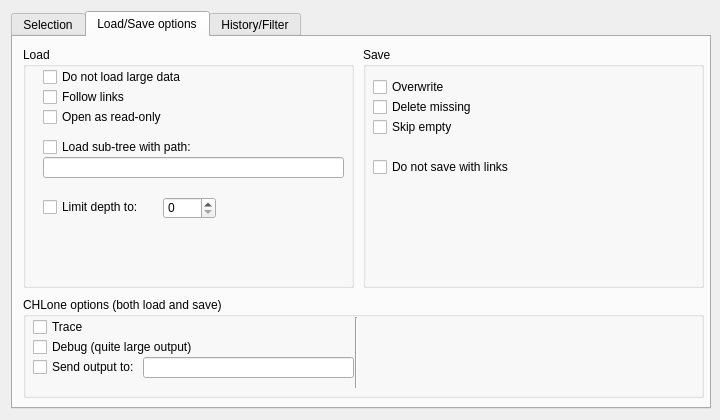
Before: the Qt Designer form CGNS/NAV/T/Q7FileWindow.ui in pyCGNS/pyCGNS, drawn with Qt 5.
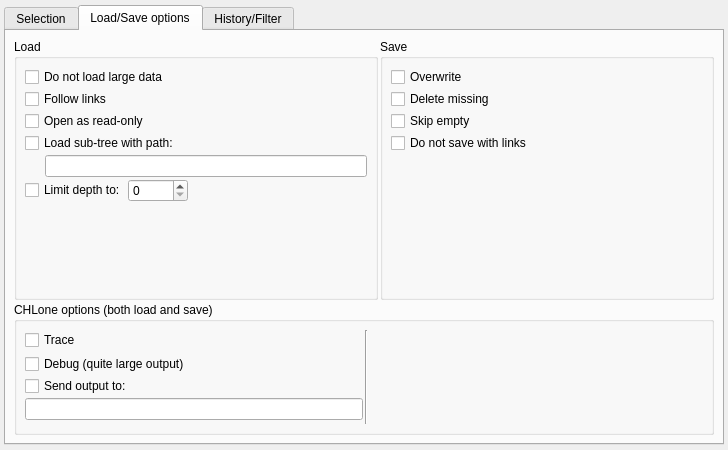
After: the same form once the commit is applied. The open tabs and pages were chosen to show the change. Icons and pictures are not drawn.

```diff
--- a/CGNS/NAV/T/Q7FileWindow.ui
+++ b/CGNS/NAV/T/Q7FileWindow.ui
@@ -9,26 +9,26 @@
    <rect>
     <x>0</x>
     <y>0</y>
-    <width>720</width>
-    <height>420</height>
+    <width>728</width>
+    <height>450</height>
    </rect>
   </property>
   <property name="sizePolicy">
-   <sizepolicy hsizetype="Fixed" vsizetype="Fixed">
+   <sizepolicy hsizetype="MinimumExpanding" vsizetype="MinimumExpanding">
     <horstretch>0</horstretch>
     <verstretch>0</verstretch>
    </sizepolicy>
   </property>
   <property name="minimumSize">
    <size>
-    <width>720</width>
-    <height>400</height>
+    <width>728</width>
+    <height>450</height>
    </size>
   </property>
   <property name="maximumSize">
    <size>
-    <width>726</width>
-    <height>420</height>
+    <width>800</width>
+    <height>600</height>
    </size>
   </property>
   <property name="windowTitle">
@@ -39,42 +39,53 @@
     <normaloff>:/images/icons/cgSpy.png</normaloff>:/images/icons/cgSpy.png</iconset>
   </property>
   <layout class="QVBoxLayout" name="verticalLayout">
+   <property name="spacing">
+    <number>0</number>
+   </property>
+   <property name="leftMargin">
+    <number>4</number>
+   </property>
+   <property name="topMargin">
+    <number>0</number>
+   </property>
+   <property name="rightMargin">
+    <number>4</number>
+   </property>
+   <property name="bottomMargin">
+    <number>0</number>
+   </property>
    <item>
     <layout class="QHBoxLayout" name="horizontalLayout">
-     <item>
-      <spacer name="horizontalSpacer">
-       <property name="orientation">
-        <enum>Qt::Horizontal</enum>
-       </property>
-       <property name="sizeHint" stdset="0">
-        <size>
-         <width>40</width>
-         <height>20</height>
-        </size>
-       </property>
-      </spacer>
-     </item>
+     <property name="spacing">
+      <number>0</number>
+     </property>
+     <property name="rightMargin">
+      <number>0</number>
+     </property>
+     <property name="bottomMargin">
+      <number>0</number>
+     </property>
      <item>
       <widget class="QTabWidget" name="tabs">
        <property name="enabled">
         <bool>true</bool>
        </property>
        <property name="sizePolicy">
-        <sizepolicy hsizetype="Fixed" vsizetype="Fixed">
+        <sizepolicy hsizetype="Preferred" vsizetype="Preferred">
          <horstretch>0</horstretch>
          <verstretch>0</verstretch>
         </sizepolicy>
        </property>
        <property name="minimumSize">
         <size>
-         <width>700</width>
-         <height>200</height>
+         <width>0</width>
+         <height>0</height>
         </size>
        </property>
        <property name="maximumSize">
         <size>
-         <width>700</width>
-         <height>420</height>
+         <width>800</width>
+         <height>440</height>
         </size>
        </property>
        <property name="currentIndex">
@@ -378,137 +389,57 @@
         <attribute name="title">
          <string>Load/Save options</string>
         </attribute>
-        <widget class="QGroupBox" name="groupBox_3">
-         <property name="geometry">
-          <rect>
-           <x>10</x>
-           <y>10</y>
-           <width>331</width>
-           <height>241</height>
-          </rect>
+        <layout class="QGridLayout" name="load_save_Lay">
+         <property name="leftMargin">
+          <number>8</number>
          </property>
-         <property name="title">
-          <string>Load</string>
+         <property name="topMargin">
+          <number>8</number>
          </property>
-         <widget class="QCheckBox" name="cNoLargeData_2">
-          <property name="geometry">
-           <rect>
-            <x>20</x>
-            <y>20</y>
-            <width>161</width>
-            <height>20</height>
-           </rect>
-          </property>
-          <property name="font">
-           <font>
-            <weight>50</weight>
-            <bold>false</bold>
-           </font>
-          </property>
-          <property name="toolTip">
-           <string>Nodes with large data are read but their data is not</string>
-          </property>
-          <property name="text">
-           <string>Do not load large data</string>
-          </property>
-         </widget>
-         <widget class="QCheckBox" name="cFollowLinks">
-          <property name="geometry">
-           <rect>
-            <x>20</x>
-            <y>40</y>
-            <width>88</width>
-            <height>20</height>
-           </rect>
-          </property>
-          <property name="text">
-           <string>Follow links</string>
-          </property>
-         </widget>
-         <widget class="QCheckBox" name="cReadOnly">
-          <property name="enabled">
-           <bool>true</bool>
-          </property>
-          <property name="geometry">
-           <rect>
-            <x>20</x>
-            <y>60</y>
-            <width>127</width>
-            <height>20</height>
-           </rect>
-          </property>
-          <property name="text">
-           <string>Open as read-only</string>
-          </property>
-         </widget>
-         <widget class="QCheckBox" name="cLoadSubPath">
-          <property name="geometry">
-           <rect>
-            <x>20</x>
-            <y>90</y>
-            <width>151</width>
-            <height>20</height>
-           </rect>
-          </property>
-          <property name="text">
-           <string>Load sub-tree with path:</string>
-          </property>
-         </widget>
-         <widget class="QLineEdit" name="lineEdit">
-          <property name="geometry">
-           <rect>
-            <x>20</x>
-            <y>110</y>
-            <width>301</width>
-            <height>21</height>
-           </rect>
-          </property>
-         </widget>
-         <widget class="QCheckBox" name="cLimitDepth">
-          <property name="geometry">
-           <rect>
-            <x>20</x>
-            <y>150</y>
-            <width>101</width>
-            <height>20</height>
-           </rect>
-          </property>
-          <property name="text">
-           <string>Limit depth to:</string>
-          </property>
-         </widget>
-         <widget class="QSpinBox" name="spinBox">
-          <property name="geometry">
-           <rect>
-            <x>140</x>
-            <y>150</y>
-            <width>53</width>
-            <height>22</height>
-           </rect>
-          </property>
-         </widget>
-        </widget>
+         <property name="rightMargin">
+          <number>8</number>
+         </property>
+         <property name="bottomMargin">
+          <number>8</number>
+         </property>
+         <property name="spacing">
+          <number>2</number>
+         </property>
+         <item row="0" column="1">
         <widget class="QGroupBox" name="groupBox_4">
-         <property name="geometry">
-          <rect>
-           <x>350</x>
-           <y>10</y>
-           <width>341</width>
-           <height>241</height>
-          </rect>
+           <property name="sizePolicy">
+            <sizepolicy hsizetype="Preferred" vsizetype="Preferred">
+             <horstretch>0</horstretch>
+             <verstretch>0</verstretch>
+            </sizepolicy>
+           </property>
+           <property name="maximumSize">
+            <size>
+             <width>16777215</width>
+             <height>16777215</height>
+            </size>
          </property>
          <property name="title">
           <string>Save</string>
          </property>
+           <layout class="QVBoxLayout" name="saveVL">
+            <property name="spacing">
+             <number>2</number>
+            </property>
+            <property name="leftMargin">
+             <number>8</number>
+            </property>
+            <property name="topMargin">
+             <number>8</number>
+            </property>
+            <property name="rightMargin">
+             <number>8</number>
+            </property>
+            <property name="bottomMargin">
+             <number>8</number>
+            </property>
+            <item>
          <widget class="QCheckBox" name="cOverwrite">
-          <property name="geometry">
-           <rect>
-            <x>10</x>
-            <y>30</y>
-            <width>77</width>
-            <height>20</height>
-           </rect>
-          </property>
           <property name="font">
            <font>
             <weight>50</weight>
@@ -522,15 +453,9 @@
            <string>Overwrite</string>
           </property>
          </widget>
+            </item>
+            <item>
          <widget class="QCheckBox" name="cDeleteMissing">
-          <property name="geometry">
-           <rect>
-            <x>10</x>
-            <y>50</y>
-            <width>107</width>
-            <height>20</height>
-           </rect>
-          </property>
           <property name="toolTip">
            <string>Children found in existing file but not in current tree are removed</string>
           </property>
@@ -538,108 +463,333 @@
            <string>Delete missing</string>
           </property>
          </widget>
+            </item>
+            <item>
          <widget class="QCheckBox" name="cSkipEmpty">
-          <property name="geometry">
-           <rect>
-            <x>10</x>
-            <y>70</y>
-            <width>85</width>
-            <height>20</height>
-           </rect>
-          </property>
           <property name="text">
            <string>Skip empty</string>
           </property>
          </widget>
+            </item>
+            <item>
          <widget class="QCheckBox" name="cSaveWithoutLinks">
-          <property name="geometry">
-           <rect>
-            <x>10</x>
-            <y>110</y>
-            <width>151</width>
-            <height>20</height>
-           </rect>
-          </property>
           <property name="text">
            <string>Do not save with links</string>
           </property>
          </widget>
-        </widget>
+            </item>
+            <item>
+             <spacer name="verticalSpacer_2">
+              <property name="orientation">
+               <enum>Qt::Vertical</enum>
+              </property>
+              <property name="sizeHint" stdset="0">
+               <size>
+                <width>20</width>
+                <height>40</height>
+               </size>
+              </property>
+             </spacer>
+            </item>
+           </layout>
+          </widget>
+         </item>
+         <item row="1" column="0" colspan="2">
         <widget class="QGroupBox" name="groupBox_5">
-         <property name="geometry">
-          <rect>
-           <x>10</x>
-           <y>260</y>
-           <width>681</width>
-           <height>101</height>
-          </rect>
+           <property name="maximumSize">
+            <size>
+             <width>16777215</width>
+             <height>16777215</height>
+            </size>
          </property>
          <property name="title">
           <string>CHLone options (both load and save)</string>
          </property>
+           <layout class="QGridLayout" name="CHLoneOptionGrid">
+            <property name="sizeConstraint">
+             <enum>QLayout::SetDefaultConstraint</enum>
+            </property>
+            <property name="leftMargin">
+             <number>8</number>
+            </property>
+            <property name="topMargin">
+             <number>8</number>
+            </property>
+            <property name="rightMargin">
+             <number>8</number>
+            </property>
+            <property name="bottomMargin">
+             <number>8</number>
+            </property>
+            <property name="spacing">
+             <number>2</number>
+            </property>
+            <item row="0" column="0">
          <widget class="QCheckBox" name="checkBox">
-          <property name="geometry">
-           <rect>
-            <x>10</x>
-            <y>20</y>
-            <width>83</width>
-            <height>20</height>
-           </rect>
-          </property>
           <property name="text">
            <string>Trace</string>
           </property>
          </widget>
+            </item>
+            <item row="2" column="0" colspan="2">
          <widget class="QCheckBox" name="checkBox_2">
-          <property name="geometry">
-           <rect>
-            <x>10</x>
-            <y>40</y>
-            <width>171</width>
-            <height>20</height>
-           </rect>
-          </property>
           <property name="text">
            <string>Debug (quite large output)</string>
           </property>
          </widget>
+            </item>
+            <item row="0" column="2" rowspan="7">
+             <widget class="Line" name="line">
+              <property name="sizePolicy">
+               <sizepolicy hsizetype="Fixed" vsizetype="Preferred">
+                <horstretch>0</horstretch>
+                <verstretch>0</verstretch>
+               </sizepolicy>
+              </property>
+              <property name="orientation">
+               <enum>Qt::Vertical</enum>
+              </property>
+             </widget>
+            </item>
+            <item row="0" column="3">
+             <spacer name="horizontalSpacer_5">
+              <property name="orientation">
+               <enum>Qt::Horizontal</enum>
+              </property>
+              <property name="sizeType">
+               <enum>QSizePolicy::Expanding</enum>
+              </property>
+              <property name="sizeHint" stdset="0">
+               <size>
+                <width>298</width>
+                <height>20</height>
+               </size>
+              </property>
+             </spacer>
+            </item>
+            <item row="3" column="0">
          <widget class="QCheckBox" name="checkBox_3">
-          <property name="geometry">
-           <rect>
-            <x>10</x>
-            <y>60</y>
-            <width>151</width>
-            <height>20</height>
-           </rect>
-          </property>
           <property name="text">
            <string>Send output to:</string>
           </property>
          </widget>
+            </item>
+            <item row="4" column="0" colspan="2">
          <widget class="QLineEdit" name="lineEdit_2">
-          <property name="geometry">
-           <rect>
-            <x>120</x>
-            <y>60</y>
-            <width>211</width>
-            <height>21</height>
-           </rect>
-          </property>
-         </widget>
-         <widget class="Line" name="line">
-          <property name="geometry">
-           <rect>
-            <x>313</x>
-            <y>20</y>
-            <width>41</width>
-            <height>71</height>
-           </rect>
-          </property>
+              <property name="sizePolicy">
+               <sizepolicy hsizetype="Expanding" vsizetype="Fixed">
+                <horstretch>0</horstretch>
+                <verstretch>0</verstretch>
+               </sizepolicy>
+              </property>
+              <property name="minimumSize">
+               <size>
+                <width>0</width>
+                <height>0</height>
+               </size>
+              </property>
+              <property name="maximumSize">
+               <size>
+                <width>16777215</width>
+                <height>16777215</height>
+               </size>
+              </property>
+              <property name="acceptDrops">
+               <bool>false</bool>
+              </property>
+              <property name="maxLength">
+               <number>32760</number>
+              </property>
+              <property name="frame">
+               <bool>true</bool>
+              </property>
+             </widget>
+            </item>
+            <item row="5" column="0">
+             <spacer name="horizontalSpacer_7">
+              <property name="orientation">
+               <enum>Qt::Horizontal</enum>
+              </property>
+              <property name="sizeHint" stdset="0">
+               <size>
+                <width>200</width>
+                <height>0</height>
+               </size>
+              </property>
+             </spacer>
+            </item>
+           </layout>
+          </widget>
+         </item>
+         <item row="0" column="0">
+          <widget class="QGroupBox" name="groupBox_3">
+           <property name="sizePolicy">
+            <sizepolicy hsizetype="Preferred" vsizetype="Preferred">
+             <horstretch>0</horstretch>
+             <verstretch>0</verstretch>
+            </sizepolicy>
+           </property>
+           <property name="minimumSize">
+            <size>
+             <width>0</width>
+             <height>0</height>
+            </size>
+           </property>
+           <property name="maximumSize">
+            <size>
+             <width>364</width>
+             <height>16777215</height>
+            </size>
+           </property>
+           <property name="title">
+            <string>Load</string>
+           </property>
+           <layout class="QVBoxLayout" name="LoadVL">
+            <property name="spacing">
+             <number>2</number>
+            </property>
+            <property name="leftMargin">
+             <number>8</number>
+            </property>
+            <property name="topMargin">
+             <number>8</number>
+            </property>
+            <property name="rightMargin">
+             <number>8</number>
+            </property>
+            <property name="bottomMargin">
+             <number>8</number>
+            </property>
+            <item>
+             <widget class="QCheckBox" name="cNoLargeData_2">
+              <property name="font">
+               <font>
+                <weight>50</weight>
+                <bold>false</bold>
+               </font>
+              </property>
+              <property name="toolTip">
+               <string>Nodes with large data are read but their data is not</string>
+              </property>
+              <property name="text">
+               <string>Do not load large data</string>
+              </property>
+             </widget>
+            </item>
+            <item>
+             <widget class="QCheckBox" name="cFollowLinks">
+              <property name="text">
+               <string>Follow links</string>
+              </property>
+             </widget>
+            </item>
+            <item>
+             <widget class="QCheckBox" name="cReadOnly">
+              <property name="enabled">
+               <bool>true</bool>
+              </property>
+              <property name="text">
+               <string>Open as read-only</string>
+              </property>
+             </widget>
+            </item>
+            <item>
+             <widget class="QCheckBox" name="cLoadSubPath">
+              <property name="text">
+               <string>Load sub-tree with path:</string>
+              </property>
+             </widget>
+            </item>
+            <item>
+             <layout class="QHBoxLayout" name="horizontalLayout_2">
+              <item>
+               <spacer name="boxSpacer">
+                <property name="orientation">
+                 <enum>Qt::Horizontal</enum>
+                </property>
+                <property name="sizeType">
+                 <enum>QSizePolicy::Fixed</enum>
+                </property>
+                <property name="sizeHint" stdset="0">
+                 <size>
+                  <width>20</width>
+                  <height>20</height>
+                 </size>
+                </property>
+               </spacer>
+              </item>
+              <item>
+               <widget class="QLineEdit" name="lineEdit">
+                <property name="sizePolicy">
+                 <sizepolicy hsizetype="Preferred" vsizetype="Fixed">
+                  <horstretch>0</horstretch>
+                  <verstretch>0</verstretch>
+                 </sizepolicy>
+                </property>
+               </widget>
+              </item>
+             </layout>
+            </item>
+            <item>
+             <layout class="QHBoxLayout" name="LimitDepthHLay">
+              <property name="sizeConstraint">
+               <enum>QLayout::SetFixedSize</enum>
+              </property>
+              <item>
+               <widget class="QCheckBox" name="cLimitDepth">
+                <property name="text">
+                 <string>Limit depth to:</string>
+                </property>
+               </widget>
+              </item>
+              <item>
+               <widget class="QSpinBox" name="spinBox">
+                <property name="sizePolicy">
+                 <sizepolicy hsizetype="Minimum" vsizetype="Fixed">
+                  <horstretch>0</horstretch>
+                  <verstretch>0</verstretch>
+                 </sizepolicy>
+                </property>
+                <property name="minimumSize">
+                 <size>
+                  <width>60</width>
+                  <height>0</height>
+                 </size>
+                </property>
+               </widget>
+              </item>
+              <item>
+               <spacer name="horizontalSpacer_4">
+                <property name="orientation">
+                 <enum>Qt::Horizontal</enum>
+                </property>
+                <property name="sizeHint" stdset="0">
+                 <size>
+                  <width>20</width>
+                  <height>20</height>
+                 </size>
+                </property>
+               </spacer>
+              </item>
+             </layout>
+            </item>
+            <item>
+             <spacer name="verticalSpacer_3">
           <property name="orientation">
            <enum>Qt::Vertical</enum>
           </property>
-         </widget>
-        </widget>
+              <property name="sizeHint" stdset="0">
+               <size>
+                <width>20</width>
+                <height>40</height>
+               </size>
+              </property>
+             </spacer>
+            </item>
+           </layout>
+          </widget>
+         </item>
+        </layout>
        </widget>
        <widget class="QWidget" name="tab_2">
         <property name="enabled">
```
Left out of the diff: 695 changed lines with no effect on the pictures. Lines whose indentation alone changed are shown as unchanged.
